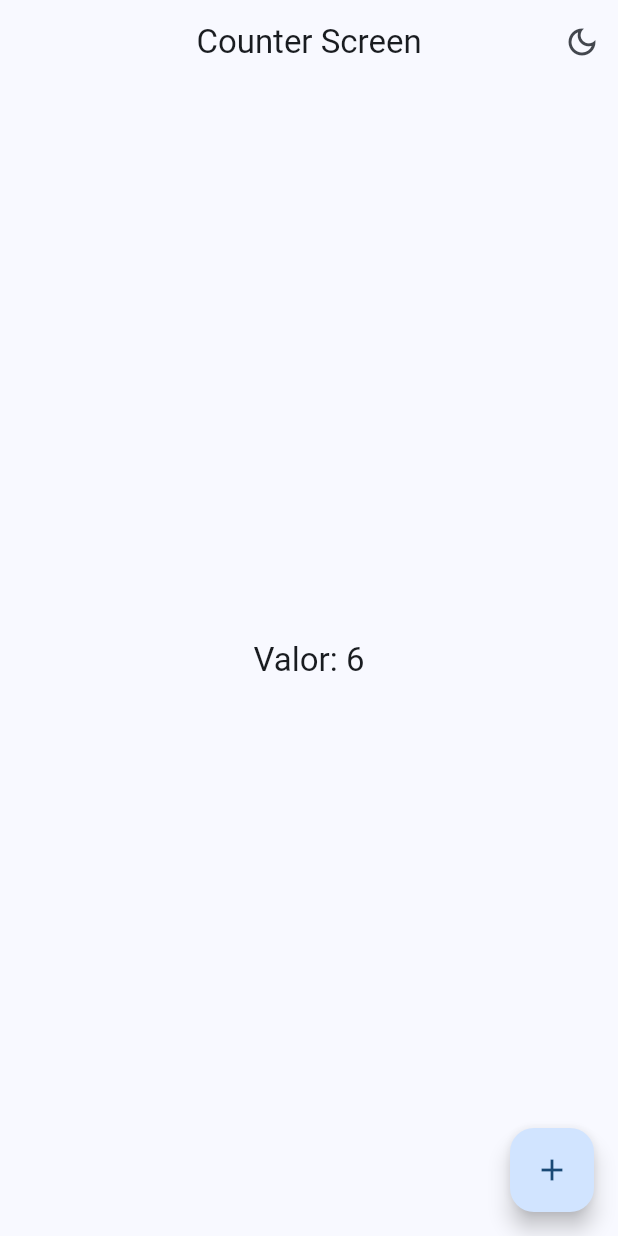
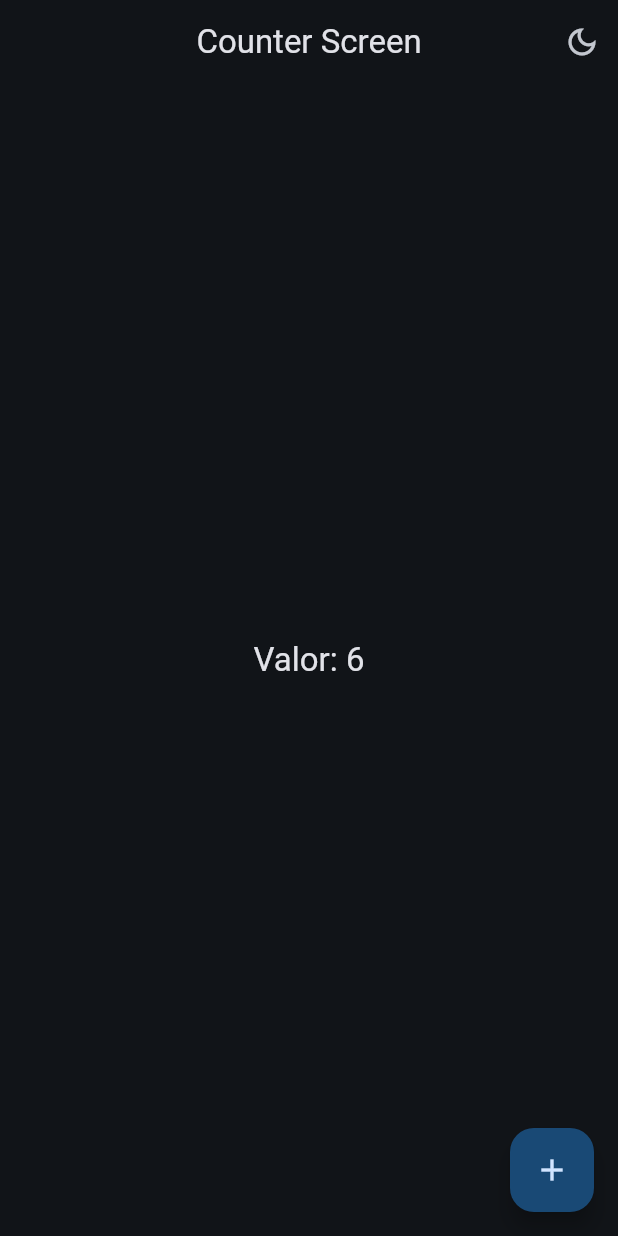
Before and after one commit to matuumdq/widgets_app, a Flutter app: the CounterScreen screen opened by its route, after a tap on the "light mode" icon, on a phone screen of 412 x 824 dp. Run offline on Flutter 3.47's test engine with Material 2 defaults, Android fonts, the phone set to English and light mode, and no system bars; our stand-ins replace animate_do, flutter_riverpod, go_router.

Commit message:
fix dark mode in counter screen

```diff
--- a/lib/presentation/screens/counter/counter_screen.dart
+++ b/lib/presentation/screens/counter/counter_screen.dart
@@ -11,7 +11,7 @@ class CounterScreen extends ConsumerWidget {
   @override
   Widget build(BuildContext context, WidgetRef ref) {
     final int clickCounter = ref.watch(counterProvider);
-    final bool isDarkMode = ref.watch(isDarkProvider);
+    final bool isDarkMode = ref.watch(themeNotifierProvider).isDarkMode;
 
     return Scaffold(
       appBar: AppBar(
@@ -22,7 +22,7 @@ class CounterScreen extends ConsumerWidget {
                   ? const Icon(Icons.dark_mode_outlined)
                   : const Icon(Icons.light_mode_outlined),
               onPressed: () {
-                ref.read(isDarkProvider.notifier).update((state) => !state);
+                ref.read(themeNotifierProvider.notifier).toggleDarkMode();
               })
         ],
       ),
```
